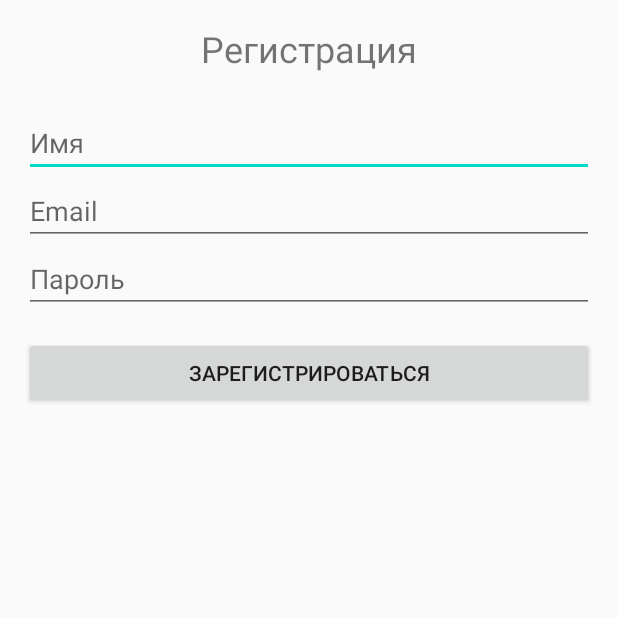
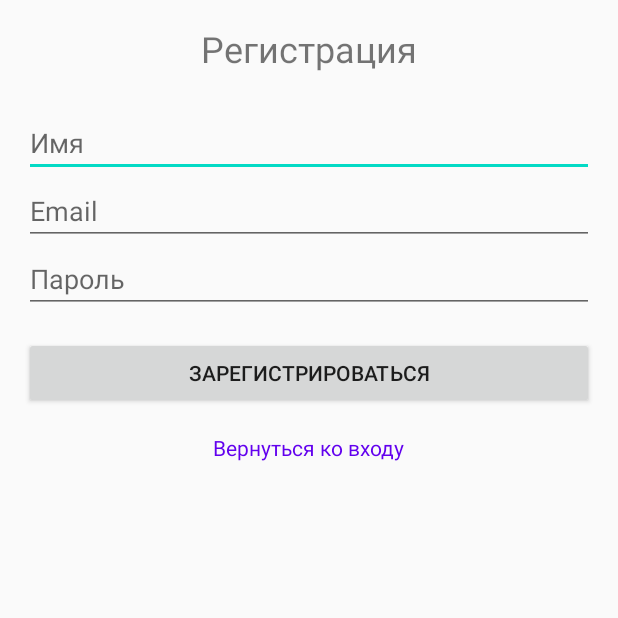
Before and after one commit to deus0machine/AISCemetery, an Android app built with Jetpack Compose: the RegisterActivity screen opened directly, with no data from a screen before it, on a phone screen of 412 x 824 dp, the top half of it. Run offline under Robolectric (Android 15) with nearby library versions, the phone set to English and light mode, and no system bars.

Commit message:
Autorization complete

```diff
--- a/app/build.gradle.kts
+++ b/app/build.gradle.kts
@@ -50,7 +50,8 @@ android {
 }
 
 dependencies {
-
+    implementation ("com.squareup.retrofit2:retrofit:2.9.0")
+    implementation ("com.squareup.retrofit2:converter-gson:2.9.0")
     implementation(libs.androidx.core.ktx)
     implementation(libs.androidx.lifecycle.runtime.ktx)
     implementation(libs.androidx.activity.compose)
--- a/app/src/main/AndroidManifest.xml
+++ b/app/src/main/AndroidManifest.xml
@@ -1,8 +1,9 @@
 <?xml version="1.0" encoding="utf-8"?>
 <manifest xmlns:android="http://schemas.android.com/apk/res/android"
     xmlns:tools="http://schemas.android.com/tools">
-
+    <uses-permission android:name="android.permission.INTERNET"/>
     <application
+        android:networkSecurityConfig="@xml/network_security_config"
         android:allowBackup="true"
         android:dataExtractionRules="@xml/data_extraction_rules"
         android:fullBackupContent="@xml/backup_rules"
--- a/app/src/main/java/ru/sevostyanov/aiscemetery/RegisterActivity.kt
+++ b/app/src/main/java/ru/sevostyanov/aiscemetery/RegisterActivity.kt
@@ -1,17 +1,23 @@
 package ru.sevostyanov.aiscemetery
 
+import android.content.Intent
 import android.os.Bundle
 import android.widget.Button
+import android.widget.TextView
 import androidx.appcompat.app.AppCompatActivity
 
 class RegisterActivity : AppCompatActivity(){
     override fun onCreate(savedInstanceState: Bundle?) {
         super.onCreate(savedInstanceState)
         setContentView(R.layout.activity_register)
-
+        val backToAutorize = findViewById<TextView>(R.id.back_to_autorize_link)
         val loginButton: Button = findViewById(R.id.register_button)
         loginButton.setOnClickListener {
             // Логика регистрации через API (например, с использованием Retrofit)
         }
+        backToAutorize.setOnClickListener {
+            val intent = Intent(this, LoginActivity::class.java)
+            startActivity(intent)
+        }
     }
 }
--- a/app/src/main/res/layout/activity_register.xml
+++ b/app/src/main/res/layout/activity_register.xml
@@ -39,4 +39,12 @@
         android:layout_height="wrap_content"
         android:text="Зарегистрироваться"
         android:layout_marginTop="16dp" />
+    <TextView
+        android:id="@+id/back_to_autorize_link"
+        android:layout_width="wrap_content"
+        android:layout_height="wrap_content"
+        android:text="Вернуться ко входу"
+        android:textColor="@color/purple_500"
+        android:layout_gravity="center_horizontal"
+        android:layout_marginTop="16dp" />
 </LinearLayout>
--- /dev/null
+++ b/app/src/main/res/xml/network_security_config.xml
@@ -0,0 +1,6 @@
+<?xml version="1.0" encoding="utf-8"?>
+<network-security-config>
+    <domain-config cleartextTrafficPermitted="true">
+        <domain includeSubdomains="true">192.168.0.101</domain>
+    </domain-config>
+</network-security-config>
```
Also changed, not shown: app/src/main/java/ru/sevostyanov/aiscemetery/LoginActivity.kt (+62 -11 lines).
